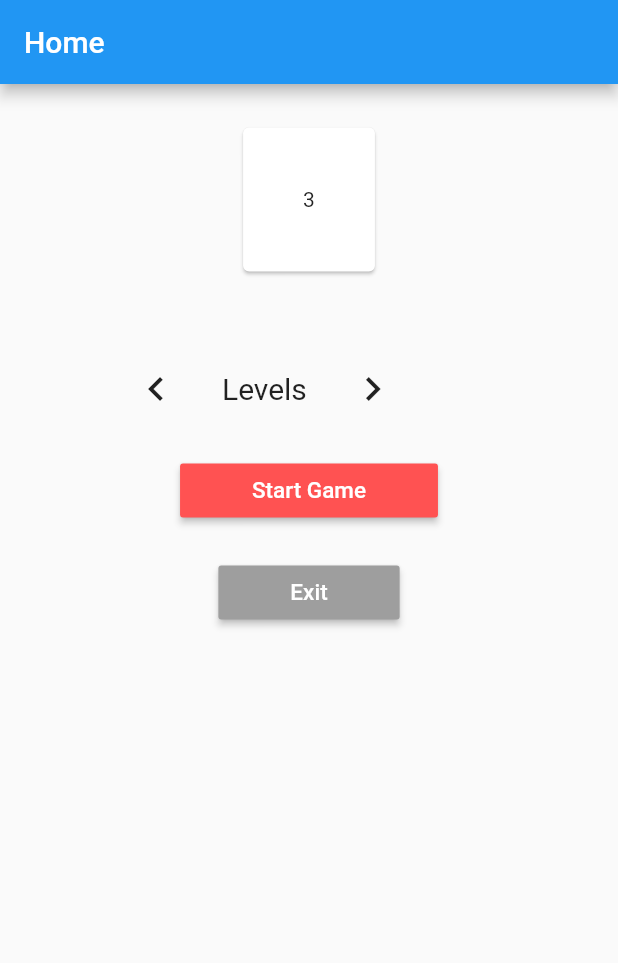
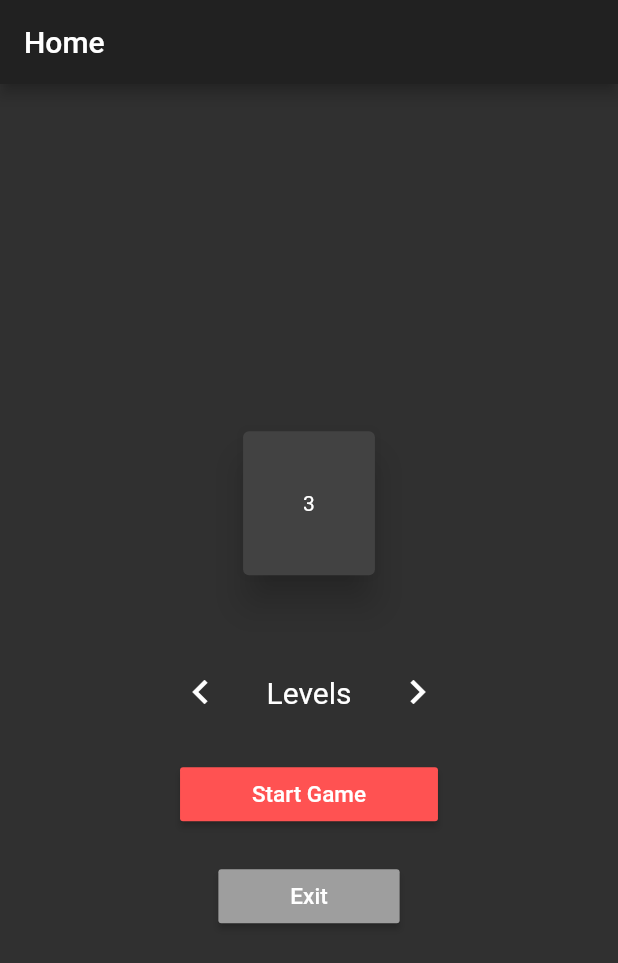
Before and after one commit to adso023/Flutter-Lights-Out, a Flutter app: the screen it shows after launch, on a phone screen of 412 x 824 dp. Shown: the top 963 px of the screen. Run offline on Flutter 3.47's test engine with Material 2 defaults, Android fonts, the phone set to English and light mode, and no system bars.

Commit message:
UI Commit

```diff
--- a/lightsout_app/lib/main.dart
+++ b/lightsout_app/lib/main.dart
@@ -1,6 +1,7 @@
 import 'dart:io';
 
 import 'package:flutter/material.dart';
+import 'package:flutter/services.dart';
 import 'package:lightsout_app/game.dart';
 
 void main() => runApp(MyApp());
@@ -9,8 +10,10 @@ class MyApp extends StatelessWidget {
   // This widget is the root of your application.
   @override
   Widget build(BuildContext context) {
+    SystemChrome.setPreferredOrientations([DeviceOrientation.portraitUp]);
     return MaterialApp(
       title: 'Flutter Demo',
+      debugShowCheckedModeBanner: false,
       theme: ThemeData(
         // This is the theme of your application.
         //
@@ -21,7 +24,7 @@ class MyApp extends StatelessWidget {
         // or simply save your changes to "hot reload" in a Flutter IDE).
         // Notice that the counter didn't reset back to zero; the application
         // is not restarted.
-        primarySwatch: Colors.blue,
+        brightness: Brightness.dark
       ),
       home: MyHomePage(title: 'Flutter Demo Home Page'),
     );
@@ -40,16 +43,16 @@ class MyHomePage extends StatefulWidget {
 class _MyHomePageState extends State<MyHomePage> {
 
   List<Widget> _lstLevels = [
-    Card(child: Padding(padding: const EdgeInsets.all(40.0), child: Text(3.toString()),),),
-    Card(child: Padding(padding: const EdgeInsets.all(40.0), child: Text(4.toString()),),),
-    Card(child: Padding(padding: const EdgeInsets.all(40.0), child: Text(5.toString()),),),
-    Card(child: Padding(padding: const EdgeInsets.all(40.0), child: Text(6.toString()),),),
-    Card(child: Padding(padding: const EdgeInsets.all(40.0), child: Text(7.toString()),),),
-    Card(child: Padding(padding: const EdgeInsets.all(40.0), child: Text(8.toString()),),),
-    Card(child: Padding(padding: const EdgeInsets.all(40.0), child: Text(9.toString()),),),
-    Card(child: Padding(padding: const EdgeInsets.all(40.0), child: Text(10.toString()),),),
-    Card(child: Padding(padding: const EdgeInsets.all(40.0), child: Text(11.toString()),),),
-    Card(child: Padding(padding: const EdgeInsets.all(40.0), child: Text(12.toString()),),)
+    Card(child: Padding(padding: const EdgeInsets.all(40.0), child: Text(3.toString()),), elevation: 10.0,),
+    Card(child: Padding(padding: const EdgeInsets.all(40.0), child: Text(4.toString()),), elevation: 10.0,),
+    Card(child: Padding(padding: const EdgeInsets.all(40.0), child: Text(5.toString()),), elevation: 10.0,),
+    Card(child: Padding(padding: const EdgeInsets.all(40.0), child: Text(6.toString()),), elevation: 10.0,),
+    Card(child: Padding(padding: const EdgeInsets.all(40.0), child: Text(7.toString()),), elevation: 10.0,),
+    Card(child: Padding(padding: const EdgeInsets.all(40.0), child: Text(8.toString()),), elevation: 10.0,),
+    Card(child: Padding(padding: const EdgeInsets.all(40.0), child: Text(9.toString()),), elevation: 10.0,),
+    Card(child: Padding(padding: const EdgeInsets.all(40.0), child: Text(10.toString()),), elevation: 10.0,),
+    Card(child: Padding(padding: const EdgeInsets.all(40.0), child: Text(11.toString()),), elevation: 10.0,),
+    Card(child: Padding(padding: const EdgeInsets.all(40.0), child: Text(12.toString()),), elevation: 10.0,)
   ];
 
   Card _currLevel;
@@ -63,6 +66,7 @@ class _MyHomePageState extends State<MyHomePage> {
       appBar: AppBar(title: Text('Home'),),
       body: Center(
         child: Column(
+          mainAxisAlignment: MainAxisAlignment.center,
           children: <Widget>[
             SizedBox(height: 25.0,),
             Center(
@@ -72,9 +76,10 @@ class _MyHomePageState extends State<MyHomePage> {
               ),
             ),
             Padding(
-              padding: const EdgeInsets.only(top: 50.0, left: 80.0),
+              padding: const EdgeInsets.only(top: 50.0),
               child: Center(
                 child: Row(
+                  mainAxisAlignment: MainAxisAlignment.center,
                   children: <Widget>[
                     IconButton(
                       icon: Icon(Icons.navigate_before, size: 32.0,),
@@ -114,7 +119,7 @@ class _MyHomePageState extends State<MyHomePage> {
                 onPressed: (){
 
                   Navigator.push(context, MaterialPageRoute(
-                    builder: (context) => Game(dim: (_currIndex+3),)
+                    builder: (context) => Game(dim: (_currIndex + 3),)
                   ));
 
                 },
```
